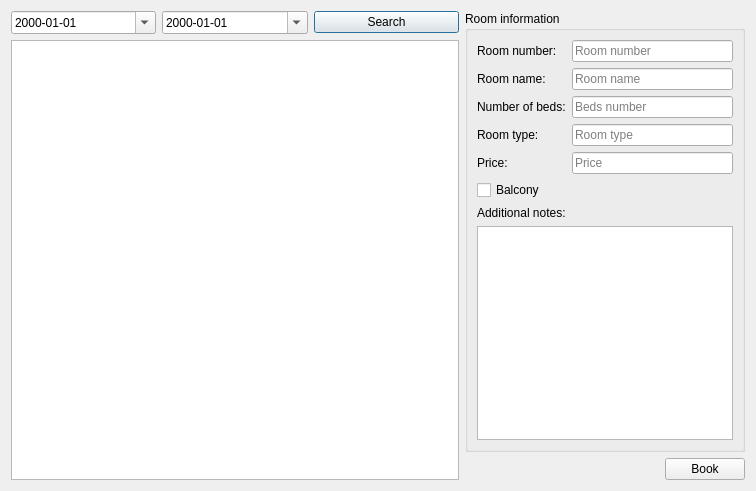
First picture: the form in code/qtApp/reservationsDialog.ui, repository stoptherock1/HSM, before the edit.
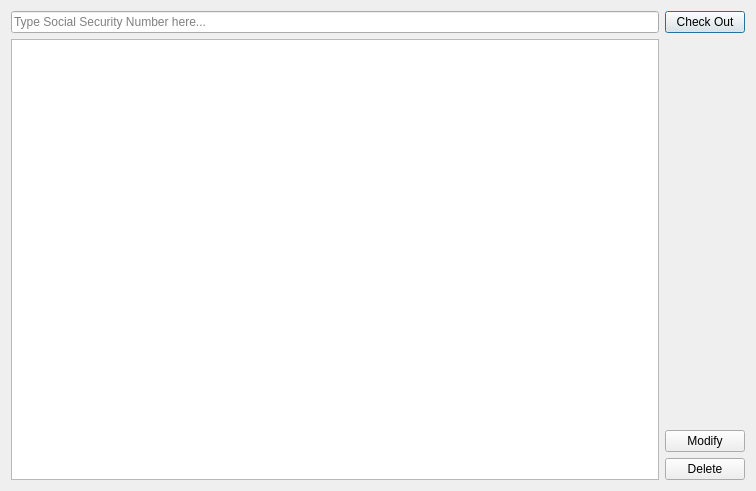
Second picture: the form after the edit.

Commit message: Check Out feature added

```diff
--- a/code/qtApp/reservationsDialog.ui
+++ b/code/qtApp/reservationsDialog.ui
@@ -19,31 +19,11 @@
      <item>
       <layout class="QVBoxLayout" name="verticalLayout_3">
        <item>
-        <layout class="QHBoxLayout" name="horizontalLayout_4" stretch="0,0,0">
+        <layout class="QHBoxLayout" name="horizontalLayout_4" stretch="0">
          <item>
-          <widget class="QDateEdit" name="from_dateEdit_2">
-           <property name="displayFormat">
-            <string>yyyy-MM-dd</string>
-           </property>
-           <property name="calendarPopup">
-            <bool>true</bool>
-           </property>
-          </widget>
-         </item>
-         <item>
-          <widget class="QDateEdit" name="till_dateEdit_2">
-           <property name="displayFormat">
-            <string>yyyy-MM-dd</string>
-           </property>
-           <property name="calendarPopup">
-            <bool>true</bool>
-           </property>
-          </widget>
-         </item>
-         <item>
-          <widget class="QPushButton" name="search_pushButton_2">
-           <property name="text">
-            <string>Search</string>
+          <widget class="QLineEdit" name="filter_lineEdit">
+           <property name="placeholderText">
+            <string>Type Social Security Number here...</string>
            </property>
           </widget>
          </item>
@@ -57,127 +37,38 @@
      <item>
       <layout class="QVBoxLayout" name="RightPanel_verticalLayout_2">
        <item>
-        <widget class="QGroupBox" name="verticalGroupBox_2">
-         <property name="title">
-          <string>Room information</string>
-         </property>
-         <layout class="QVBoxLayout" name="roomInformation_verticalLayout_2">
-          <item>
-           <layout class="QFormLayout" name="roomInfo_formLayout_2">
-            <item row="2" column="0">
-             <widget class="QLabel" name="label_7">
-              <property name="text">
-               <string>Room name:</string>
-              </property>
-             </widget>
-            </item>
-            <item row="2" column="1">
-             <widget class="QLineEdit" name="roomName_lineEdit_2">
-              <property name="text">
-               <string/>
-              </property>
-              <property name="placeholderText">
-               <string>Room name</string>
-              </property>
-             </widget>
-            </item>
-            <item row="3" column="0">
-             <widget class="QLabel" name="label_8">
-              <property name="text">
-               <string>Number of beds:</string>
-              </property>
-             </widget>
-            </item>
-            <item row="3" column="1">
-             <widget class="QLineEdit" name="numberOfBeds_lineEdit_2">
-              <property name="placeholderText">
-               <string>Beds number</string>
-              </property>
-             </widget>
-            </item>
-            <item row="4" column="0">
-             <widget class="QLabel" name="label_9">
-              <property name="text">
-               <string>Room type:</string>
-              </property>
-             </widget>
-            </item>
-            <item row="4" column="1">
-             <widget class="QLineEdit" name="roomType_lineEdit_2">
-              <property name="placeholderText">
-               <string>Room type</string>
-              </property>
-             </widget>
-            </item>
-            <item row="5" column="0">
-             <widget class="QLabel" name="label_10">
-              <property name="text">
-               <string>Price:</string>
-              </property>
-             </widget>
-            </item>
-            <item row="1" column="0">
-             <widget class="QLabel" name="label_11">
-              <property name="text">
-               <string>Room number:</string>
-              </property>
-             </widget>
-            </item>
-            <item row="1" column="1">
-             <widget class="QLineEdit" name="roomNumber_lineEdit_2">
-              <property name="placeholderText">
-               <string>Room number</string>
-              </property>
-             </widget>
-            </item>
-            <item row="5" column="1">
-             <widget class="QLineEdit" name="price_lineEdit_2">
-              <property name="placeholderText">
-               <string>Price</string>
-              </property>
-             </widget>
-            </item>
-           </layout>
-          </item>
-          <item>
-           <widget class="QCheckBox" name="balcony_checkBox_2">
-            <property name="text">
-             <string>Balcony</string>
-            </property>
-           </widget>
-          </item>
-          <item>
-           <widget class="QLabel" name="label_12">
-            <property name="text">
-             <string>Additional notes:</string>
-            </property>
-           </widget>
-          </item>
-          <item>
-           <widget class="QPlainTextEdit" name="additionalNotes_plainTextEdit_2"/>
-          </item>
-         </layout>
-        </widget>
-       </item>
-       <item>
-        <layout class="QHBoxLayout" name="bookButton_horizontalLayout_2">
+        <layout class="QVBoxLayout" name="verticalLayout">
          <item>
-          <spacer name="horizontalSpacer_2">
+          <widget class="QPushButton" name="checkout_pushButton">
+           <property name="text">
+            <string>Check Out</string>
+           </property>
+          </widget>
+         </item>
+         <item>
+          <spacer name="verticalSpacer">
            <property name="orientation">
-            <enum>Qt::Horizontal</enum>
+            <enum>Qt::Vertical</enum>
            </property>
            <property name="sizeHint" stdset="0">
             <size>
-             <width>40</width>
-             <height>20</height>
+             <width>20</width>
+             <height>40</height>
             </size>
            </property>
           </spacer>
          </item>
          <item>
-          <widget class="QPushButton" name="book_pushButton_2">
+          <widget class="QPushButton" name="modify_pushButton">
            <property name="text">
-            <string>Book</string>
+            <string>Modify</string>
+           </property>
+          </widget>
+         </item>
+         <item>
+          <widget class="QPushButton" name="delete_pushButton">
+           <property name="text">
+            <string>Delete</string>
            </property>
           </widget>
          </item>
```
Left out of the diff: 2 changed lines with no effect on the pictures. The commit also changes 5 other files.
